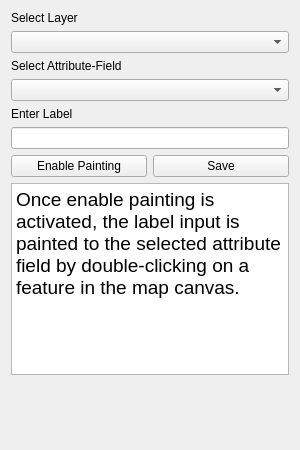
raphaelsulzer/LayerFeatureLabeler, file ui_LayerFeatureLabeler.ui: the form before one commit.
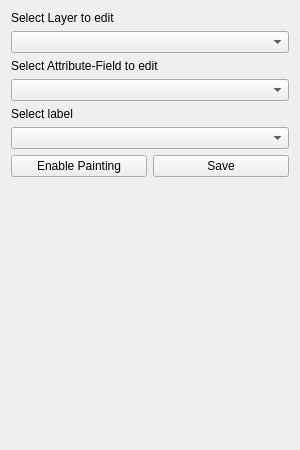
The form after the commit.

What changed in the file:
```diff
--- a/ui_LayerFeatureLabeler.ui
+++ b/ui_LayerFeatureLabeler.ui
@@ -31,7 +31,7 @@
      <item>
       <widget class="QLabel" name="label">
        <property name="text">
-        <string>Select Layer</string>
+        <string>Select Layer to edit</string>
        </property>
       </widget>
      </item>
@@ -41,7 +41,7 @@
      <item>
       <widget class="QLabel" name="label_2">
        <property name="text">
-        <string>Select Attribute-Field </string>
+        <string>Select Attribute-Field to edit</string>
        </property>
       </widget>
      </item>
@@ -51,12 +51,12 @@
      <item>
       <widget class="QLabel" name="label_3">
        <property name="text">
-        <string>Enter Label</string>
+        <string>Select label</string>
        </property>
       </widget>
      </item>
      <item>
-      <widget class="QLineEdit" name="labelEdit"/>
+      <widget class="QComboBox" name="labelCombo"/>
      </item>
      <item>
       <layout class="QHBoxLayout" name="horizontalLayout">
@@ -78,17 +78,6 @@
      </item>
     </layout>
    </item>
-   <item>
-    <widget class="QTextEdit" name="textEdit">
-     <property name="html">
-      <string>&lt;!DOCTYPE HTML PUBLIC &quot;-//W3C//DTD HTML 4.0//EN&quot; &quot;http://www.w3.org/TR/REC-html40/strict.dtd&quot;&gt;
-&lt;html&gt;&lt;head&gt;&lt;meta name=&quot;qrichtext&quot; content=&quot;1&quot; /&gt;&lt;style type=&quot;text/css&quot;&gt;
-p, li { white-space: pre-wrap; }
-&lt;/style&gt;&lt;/head&gt;&lt;body style=&quot; font-family:'.SF NS Text'; font-size:13pt; font-weight:400; font-style:normal;&quot;&gt;
-&lt;p style=&quot; margin-top:0px; margin-bottom:0px; margin-left:0px; margin-right:0px; -qt-block-indent:0; text-indent:0px;&quot;&gt;&lt;span style=&quot; font-size:14pt;&quot;&gt;Once enable painting is activated, the label input is painted to the selected attribute field by double-clicking on a feature in the map canvas.&lt;/span&gt;&lt;/p&gt;&lt;/body&gt;&lt;/html&gt;</string>
-     </property>
-    </widget>
-   </item>
    <item>
     <spacer name="verticalSpacer">
      <property name="orientation">
```
Left out of the diff: 10 changed lines with no effect on the pictures.
